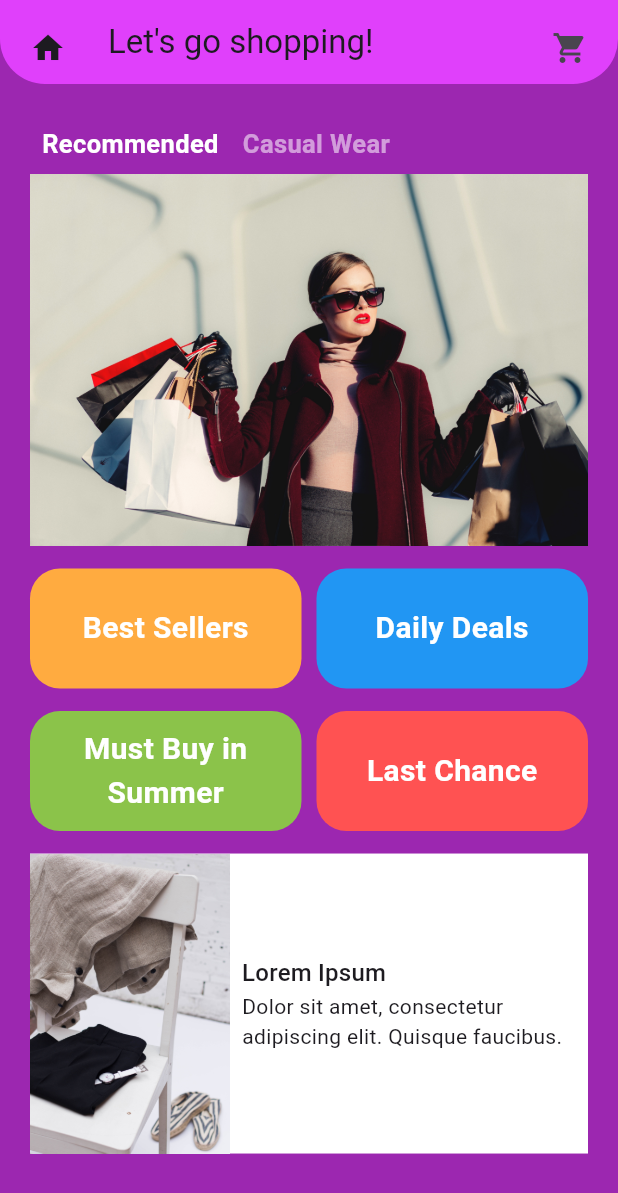
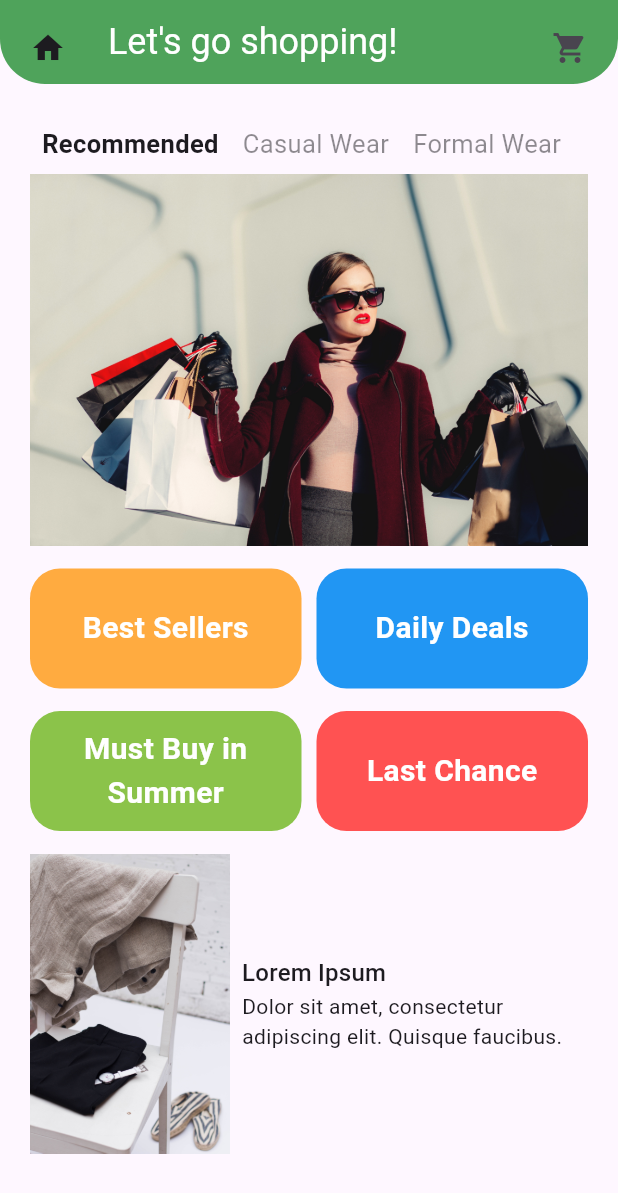
Before and after one commit to thisfren/Flutter-Cookbook, a Flutter app: the screen it shows after launch, on a phone screen of 412 x 824 dp. Shown: the top 1193 px of the screen. Run offline on Flutter 3.47's test engine with Material 3 defaults, Android fonts, the phone set to English and light mode, and no system bars; our stand-ins replace google_fonts; Roboto replaces fonts that are missing (LeckerliOne).

Commit message:
Global Themes done.

```diff
--- a/Ch. 4/mastering_layout/lib/e_commerce_screen_before.dart
+++ b/Ch. 4/mastering_layout/lib/e_commerce_screen_before.dart
@@ -18,18 +18,25 @@ class ECommerceScreenBefore extends StatelessWidget{
   @override
   Widget build(BuildContext context) {
     return Scaffold(
-      backgroundColor: Colors.purple,
       appBar: _buildAppBar(),
       body: Padding(
         padding: const EdgeInsets.all(20),
         child: Column(
           children: <Widget>[
-            _buildToggleBar(),
+            _buildToggleBar(context),
             Image.asset('assets/woman_shopping.jpg'),
             DealButtons(),
-            Container(
+            _buildProductTile(context)
+          ]
+        )
+      )
+    );
+  }
+
+  Container _buildProductTile(BuildContext context) {
+    return Container(
             height: 200,
-              color: Colors.white,
+            color: Theme.of(context).cardColor,
             child: Row(
               children: <Widget>[
                 Image.asset(
@@ -56,45 +63,35 @@ class ECommerceScreenBefore extends StatelessWidget{
                 )
               ]
             )
-            )
+          );
+  }
+
+  Row _buildToggleBar(BuildContext context) {
+    return Row(
+      children: <Widget>[
+        _buildToggleItem(context, 'Recommended', selected: true),
+        _buildToggleItem(context, 'Casual Wear'),
+        _buildToggleItem(context, 'Formal Wear')
       ]
+    );
+  }
+
+  Padding _buildToggleItem(BuildContext context, String text, {bool selected = false}) {
+    return Padding(
+      padding: const EdgeInsets.all(8),
+      child: Text(
+        text,
+        style: TextStyle(
+          color: selected ? null : Theme.of(context).textTheme.titleMedium?.color?.withOpacity(0.5),
+          fontSize: 17,
+          fontWeight: selected ? FontWeight.bold : null
         )
       )
     );
   }
 
-  Row _buildToggleBar() {
-    return Row(
-            children: <Widget>[
-              Padding(
-                padding: const EdgeInsets.all(8),
-                child: Text(
-                  'Recommended',
-                  style: TextStyle(
-                    color: Colors.white,
-                    fontSize: 17,
-                    fontWeight: FontWeight.bold
-                  )
-                )
-              ),
-              Padding(
-                padding: const EdgeInsets.all(8),
-                child: Text(
-                  'Casual Wear',
-                  style: TextStyle(
-                    color: Colors.white54,
-                    fontSize: 17,
-                    fontWeight: FontWeight.bold
-                  )
-                )
-              )
-            ]
-          );
-  }
-
   AppBar _buildAppBar() {
     return AppBar(
-      backgroundColor: Colors.purpleAccent,
       shape:RoundedRectangleBorder(
         borderRadius: BorderRadius.vertical(bottom: Radius.circular(30))
       ),
@@ -103,7 +100,6 @@ class ECommerceScreenBefore extends StatelessWidget{
         child: Icon(Icons.home)
       ),
       title: Text("Let's go shopping!"),
-      elevation: 0,
       actions: <Widget>[
         Padding(
           padding: const EdgeInsets.all(20),
--- a/Ch. 4/mastering_layout/lib/main.dart
+++ b/Ch. 4/mastering_layout/lib/main.dart
@@ -1,10 +1,16 @@
 // lib/main.dart
-import 'package:flutter/material.dart' show BuildContext, MaterialApp, StatelessWidget, Widget, runApp;
+/*
+ * Another interesting property when dealing with themes is the brightness property.
+ * The brightness enum is how Flutter supports this feature. By toggling lightness, you have seen the background and text colors automatically get dark/light.
+ * There is also a darkTheme property in MaterialApp where you can design the dark version of your app.
+ * These properties are platform-aware and will automatically toggle the themes based on the phone's settings.
+ * Including this feature now in your app will future-proof your apps, as we are entering a world where both light and dark support is expected.
+ */
+import 'package:flutter/material.dart' show AppBarTheme, Brightness, BuildContext, Colors, MaterialApp, StatelessWidget, TextStyle, ThemeData, Widget, runApp;
 import 'package:mastering_layout/e_commerce_screen_before.dart' show ECommerceScreenBefore;
 // import 'package:mastering_layout/deep_tree.dart' show DeepTree;
 // import 'package:mastering_layout/flex_screen.dart';
 // import 'package:mastering_layout/profile_screen.dart' show ProfileScreen;
-
 
 
 void main() {
@@ -18,6 +24,18 @@ class MyApp extends StatelessWidget {
   @override
   Widget build(BuildContext context) {
     return MaterialApp(
+      theme: ThemeData(
+        brightness: Brightness.light,
+        primaryColor: Colors.green,
+        appBarTheme: AppBarTheme(
+          elevation: 10,
+          backgroundColor: Colors.green,  // Explicitly set AppBar background
+          titleTextStyle: TextStyle(        // textTheme is deprecated
+            fontFamily: 'LeckerliOne',
+            fontSize: 24
+          )
+        ),
+      ),
       // home: ProfileScreen()
       // home: FlexScreen()
       // home: DeepTree()
```
Also changed, not shown: 1 other file. Lines whose indentation alone changed are shown as unchanged.
